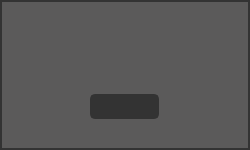
The window that src/ui_error.ui (po4apo/logistic_app) describes before a commit, drawn with Qt 5.
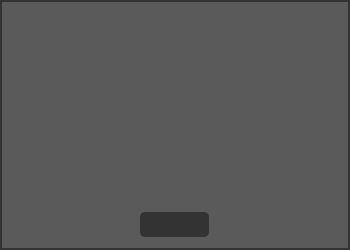
The same window after the commit.

Commit message: "edit, delete, add buttons" 0.3

The edit to the form file:
```diff
--- a/src/ui_error.ui
+++ b/src/ui_error.ui
@@ -6,20 +6,20 @@
    <rect>
     <x>0</x>
     <y>0</y>
-    <width>250</width>
-    <height>150</height>
+    <width>350</width>
+    <height>250</height>
    </rect>
   </property>
   <property name="minimumSize">
    <size>
-    <width>250</width>
-    <height>150</height>
+    <width>350</width>
+    <height>250</height>
    </size>
   </property>
   <property name="maximumSize">
    <size>
-    <width>250</width>
-    <height>150</height>
+    <width>350</width>
+    <height>250</height>
    </size>
   </property>
   <property name="windowTitle">
@@ -70,6 +70,12 @@
       </property>
       <item>
        <widget class="QFrame" name="frame_top">
+        <property name="sizePolicy">
+         <sizepolicy hsizetype="Preferred" vsizetype="Expanding">
+          <horstretch>0</horstretch>
+          <verstretch>0</verstretch>
+         </sizepolicy>
+        </property>
         <property name="minimumSize">
          <size>
           <width>0</width>
@@ -79,7 +85,7 @@
         <property name="maximumSize">
          <size>
           <width>16777215</width>
-          <height>55</height>
+          <height>16777215</height>
          </size>
         </property>
         <property name="styleSheet">
@@ -128,6 +134,12 @@
          </item>
          <item>
           <widget class="QLabel" name="lab_heading">
+           <property name="sizePolicy">
+            <sizepolicy hsizetype="Preferred" vsizetype="Expanding">
+             <horstretch>0</horstretch>
+             <verstretch>0</verstretch>
+            </sizepolicy>
+           </property>
            <property name="font">
             <font>
              <family>Segoe UI</family>
@@ -150,6 +162,18 @@
       </item>
       <item>
        <widget class="QFrame" name="frame_bottom">
+        <property name="sizePolicy">
+         <sizepolicy hsizetype="Preferred" vsizetype="Fixed">
+          <horstretch>0</horstretch>
+          <verstretch>0</verstretch>
+         </sizepolicy>
+        </property>
+        <property name="minimumSize">
+         <size>
+          <width>0</width>
+          <height>55</height>
+         </size>
+        </property>
         <property name="styleSheet">
          <string notr="true">background:rgb(91,90,90);</string>
         </property>
```
The commit also changes 4 other files.
